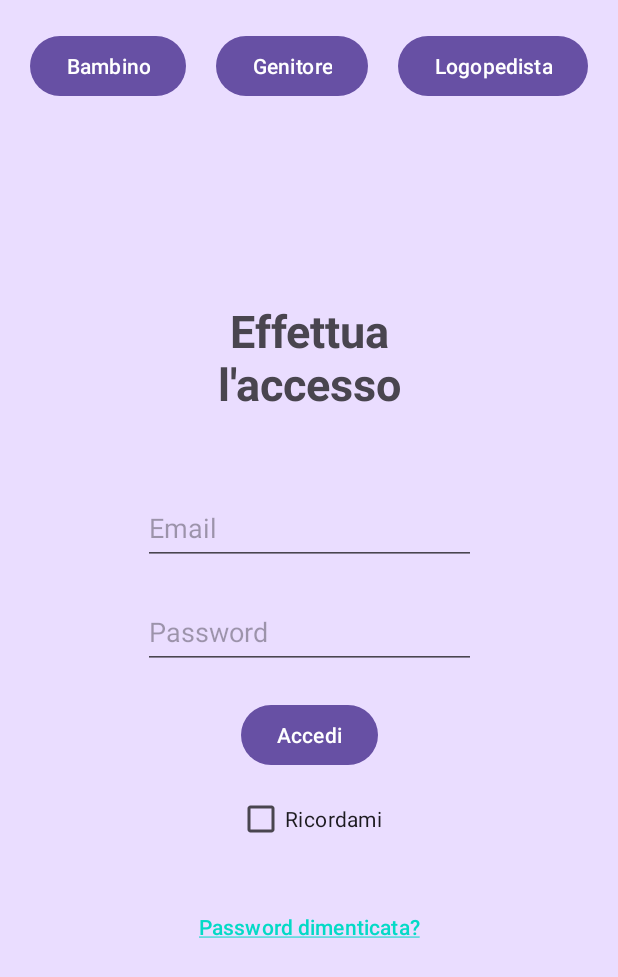
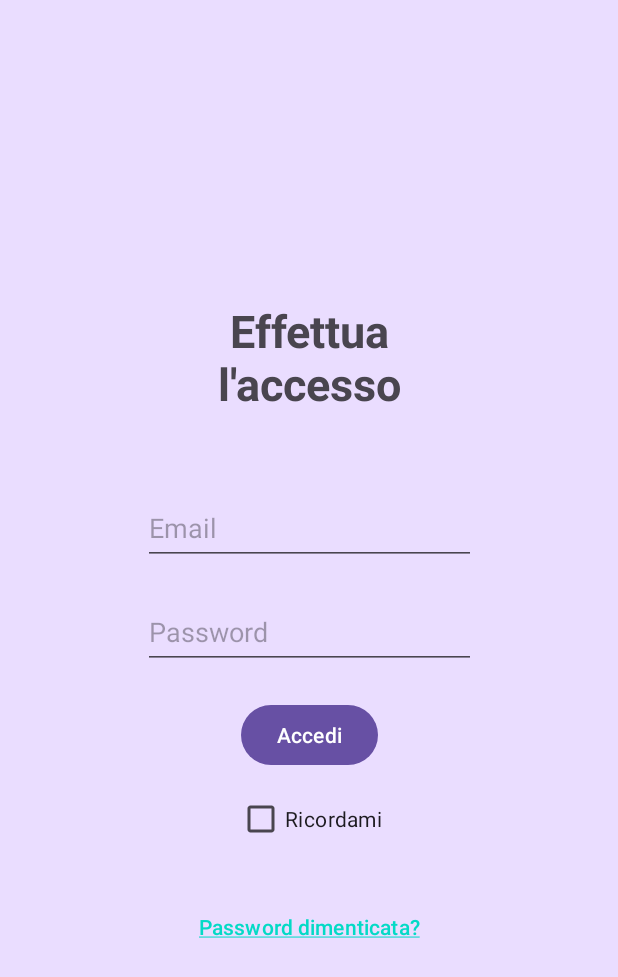
Before and after one commit to LucaLenoci/ProgettoAndroid, an Android app: the screen it shows after launch (MainActivity), after a tap on "Accedi", on a phone screen of 412 x 824 dp. Shown: the top 977 px of the screen. Run offline under Robolectric (Android 15) with nearby library versions, the phone set to English and light mode, and no system bars; our stand-ins replace Firebase (no records; nobody signed in at launch, a user with empty details on screens opened directly); Roboto replaces fonts that are not available here; 3 statements that could not run were skipped.

Commit message:
sistemati bug visivi

```diff
--- a/app/src/main/res/layout/activity_login.xml
+++ b/app/src/main/res/layout/activity_login.xml
@@ -7,39 +7,6 @@
     android:layout_height="match_parent"
     android:background="?attr/colorPrimaryContainer"
     tools:context=".LoginFragment">
-
-    <Button
-        android:id="@+id/buttonLoginBambino"
-        android:layout_width="wrap_content"
-        android:layout_height="wrap_content"
-        android:layout_marginTop="20dp"
-        android:text="Bambino"
-        app:layout_constraintEnd_toStartOf="@+id/buttonLoginGenitore"
-        app:layout_constraintHorizontal_bias="0.5"
-        app:layout_constraintStart_toStartOf="parent"
-        app:layout_constraintTop_toTopOf="parent" />
-
-    <Button
-        android:id="@+id/buttonLoginGenitore"
-        android:layout_width="wrap_content"
-        android:layout_height="wrap_content"
-        android:layout_marginTop="20dp"
-        android:text="Genitore"
-        app:layout_constraintEnd_toStartOf="@+id/buttonLoginLogopedista"
-        app:layout_constraintHorizontal_bias="0.5"
-        app:layout_constraintStart_toEndOf="@+id/buttonLoginBambino"
-        app:layout_constraintTop_toTopOf="parent" />
-
-    <Button
-        android:id="@+id/buttonLoginLogopedista"
-        android:layout_width="wrap_content"
-        android:layout_height="wrap_content"
-        android:layout_marginTop="20dp"
-        android:text="Logopedista"
-        app:layout_constraintEnd_toEndOf="parent"
-        app:layout_constraintHorizontal_bias="0.5"
-        app:layout_constraintStart_toEndOf="@+id/buttonLoginGenitore"
-        app:layout_constraintTop_toTopOf="parent" />
 
     <TextView
         android:id="@+id/textView"
```
